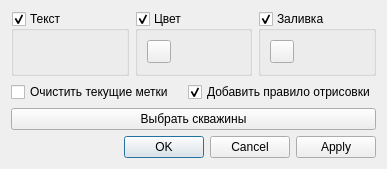
First picture: the form in wellsMarkDialog_base.ui, repository vvkond/QGIS, before the edit.
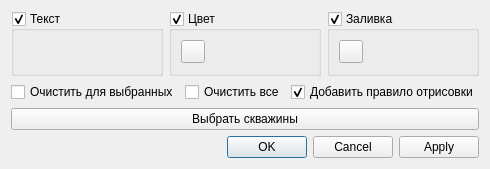
Second picture: the form after the edit. Custom widgets are drawn as their Qt base class.

Commit message: #markWells Add checkbox for clear all marks

Diff of the .ui file:
```diff
--- a/wellsMarkDialog_base.ui
+++ b/wellsMarkDialog_base.ui
@@ -7,7 +7,7 @@
    <rect>
     <x>0</x>
     <y>0</y>
-    <width>387</width>
+    <width>429</width>
     <height>169</height>
    </rect>
   </property>
@@ -75,7 +75,14 @@
      <item>
       <widget class="QCheckBox" name="chkBoxClearOldMark">
        <property name="text">
-        <string>Очистить текущие метки</string>
+        <string>Очистить для выбранных</string>
+       </property>
+      </widget>
+     </item>
+     <item>
+      <widget class="QCheckBox" name="chkBoxClearAllMark">
+       <property name="text">
+        <string>Очистить все</string>
        </property>
       </widget>
      </item>
```
Left out of the diff: 4 changed lines with no effect on the pictures. The commit also changes 2 other files.
